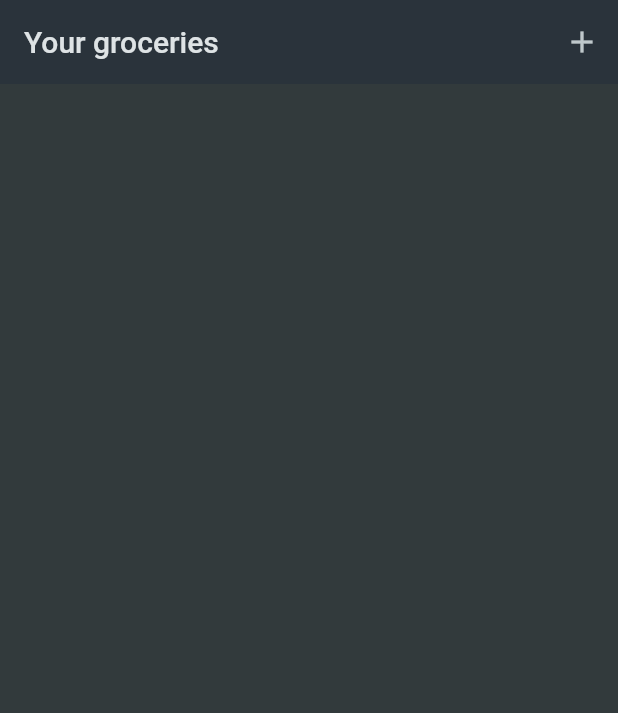
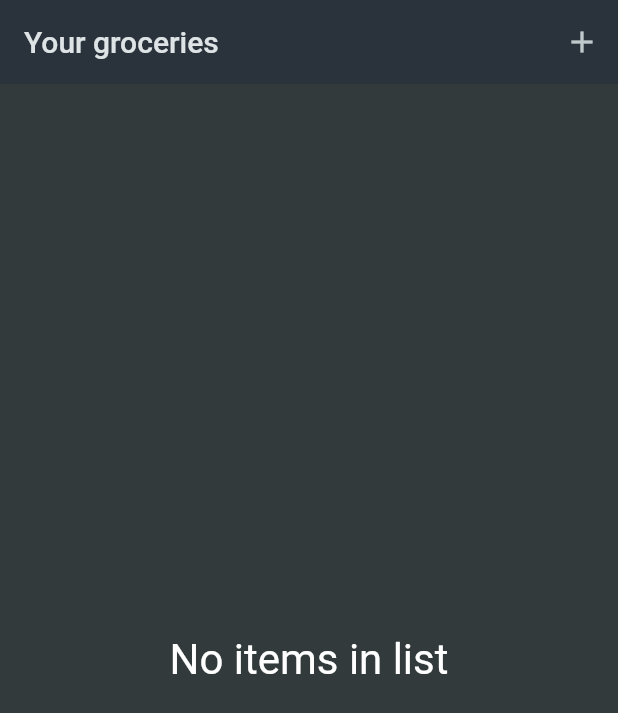
Before and after one commit to stratosfloor/shopping-list, a Flutter app: the screen it shows after launch, on a phone screen of 412 x 824 dp. Shown: the top 713 px of the screen. Run offline on Flutter 3.47's test engine with Material 2 defaults, Android fonts, the phone set to English and light mode, and no system bars.

Commit message:
Add widget to show if no items in list

```diff
--- a/lib/screens/groceries_list.dart
+++ b/lib/screens/groceries_list.dart
@@ -39,10 +39,21 @@ class _GroceriesListScreenState extends State<GroceriesListScreen> {
           )
         ],
       ),
-      body: ListView.builder(
-        itemCount: _groceryItems.length,
-        itemBuilder: (ctx, i) => ListItem(_groceryItems[i]),
-      ),
+      body: _groceryItems.isEmpty
+          ? const Center(
+              child: Column(
+                mainAxisSize: MainAxisSize.min,
+                children: [
+                  Text(
+                    'No items in list',
+                    style: TextStyle(fontSize: 28),
+                  ),
+                ],
+              ),
+            )
+          : ListView.builder(
+              itemCount: _groceryItems.length,
+              itemBuilder: (ctx, i) => ListItem(_groceryItems[i])),
     );
   }
 }
```
